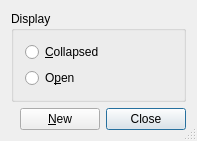
The window that src/frontends/qt4/ui/ERTUi.ui (cburschka/lyx) describes before a commit, drawn with Qt 5.
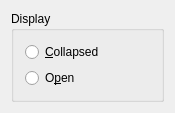
The same window after the commit.

Commit message: Attempt to simplify as much as possible Inset parameter dialog creation. We now just need an ui file and a class that inherits InsetParamsWidget and implement 4 methods. Then InsetParamsDialog will take care of the rest. InsetParamsDialog has 2 running mode: "immediate apply" and "Restore/OK/Close" which is the default; I hope this is enough to satisfy all users. The checkbox status might be saved later in session settings.

Diff of the .ui file:
```diff
--- a/src/frontends/qt4/ui/ERTUi.ui
+++ b/src/frontends/qt4/ui/ERTUi.ui
@@ -1,18 +1,18 @@
 <ui version="4.0">
  <class>ERTUi</class>
- <widget class="QDialog" name="ERTUi">
+ <widget class="QWidget" name="ERTUi">
   <property name="geometry">
    <rect>
     <x>0</x>
     <y>0</y>
-    <width>197</width>
-    <height>135</height>
+    <width>175</width>
+    <height>99</height>
    </rect>
   </property>
   <property name="windowTitle">
    <string/>
   </property>
-  <property name="sizeGripEnabled">
+  <property name="sizeGripEnabled" stdset="0">
    <bool>true</bool>
   </property>
   <layout class="QVBoxLayout">
@@ -57,58 +57,6 @@
      </layout>
     </widget>
    </item>
-   <item>
-    <layout class="QHBoxLayout">
-     <property name="spacing">
-      <number>6</number>
-     </property>
-     <property name="margin">
-      <number>0</number>
-     </property>
-     <item>
-      <spacer>
-       <property name="orientation">
-        <enum>Qt::Horizontal</enum>
-       </property>
-       <property name="sizeType">
-        <enum>QSizePolicy::Expanding</enum>
-       </property>
-       <property name="sizeHint" stdset="0">
-        <size>
-         <width>20</width>
-         <height>20</height>
-        </size>
-       </property>
-      </spacer>
-     </item>
-     <item>
-      <widget class="QPushButton" name="newPB">
-       <property name="toolTip">
-        <string/>
-       </property>
-       <property name="text">
-        <string>&amp;New</string>
-       </property>
-       <property name="autoDefault">
-        <bool>false</bool>
-       </property>
-       <property name="default">
-        <bool>false</bool>
-       </property>
-      </widget>
-     </item>
-     <item>
-      <widget class="QPushButton" name="closePB">
-       <property name="text">
-        <string>Close</string>
-       </property>
-       <property name="default">
-        <bool>true</bool>
-       </property>
-      </widget>
-     </item>
-    </layout>
-   </item>
   </layout>
  </widget>
  <includes>
```
Left out of the diff: 1 changed line with no effect on the pictures. The commit also changes 27 other files.
